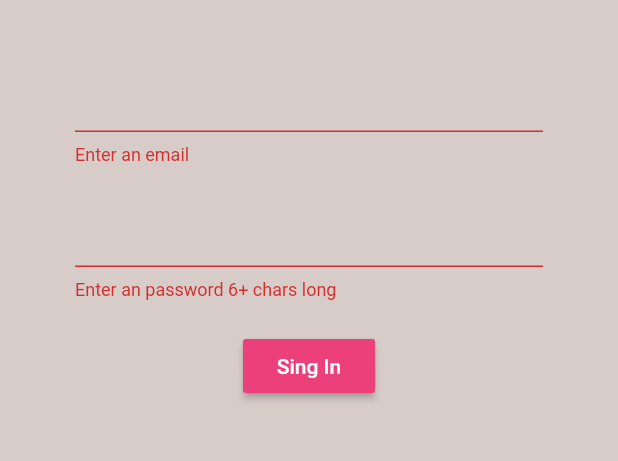
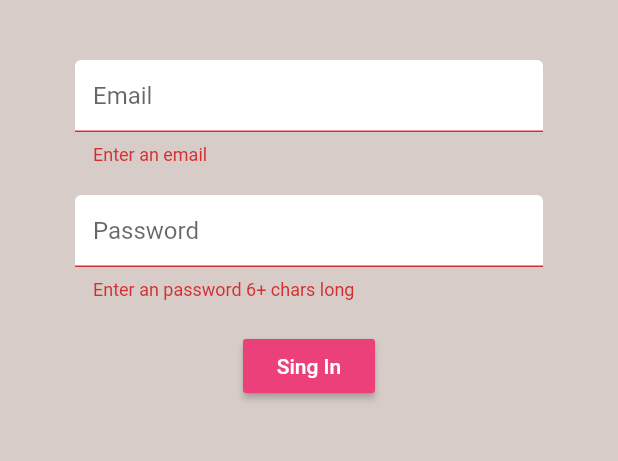
Before and after one commit to Kobietakoala/flluter_tutorial, a Flutter app: the screen it shows after launch, after a tap on "Sing In", on a phone screen of 412 x 824 dp, the part 84-545 px from its top. Run offline on Flutter 3.47's test engine with Material 2 defaults, Android fonts, the phone set to English and light mode, and no system bars; our stand-ins replace firebase_auth, flutter_spinkit; accounts and stored records are empty.

Commit message:
register and sign in styles

```diff
--- a/brew_crew/lib/screens/authenticate/register.dart
+++ b/brew_crew/lib/screens/authenticate/register.dart
@@ -1,6 +1,6 @@
 import 'package:brew_crew/services/auth.dart';
 import 'package:flutter/material.dart';
-
+import 'package:brew_crew/shared/constants.dart';
 
 class Register extends StatefulWidget {
   final Function toggleView;
@@ -49,6 +49,7 @@ class _RegisterState extends State<Register> {
               children: [
                 SizedBox(height: 20.0,),
                 TextFormField(
+                  decoration: textInputDecoration.copyWith(hintText: 'Email'),
                   onChanged: (value) {
                     setState(() => email = value);
                   },
@@ -58,6 +59,7 @@ class _RegisterState extends State<Register> {
                 ),
                 SizedBox(height: 20.0,),
                 TextFormField(
+                  decoration: textInputDecoration.copyWith(hintText: 'Password'),
                   obscureText: true,
                   onChanged: (value) {
                     setState(() => password = value);
--- a/brew_crew/lib/screens/authenticate/sign_in.dart
+++ b/brew_crew/lib/screens/authenticate/sign_in.dart
@@ -1,5 +1,6 @@
 import 'package:brew_crew/services/auth.dart';
 import 'package:flutter/material.dart';
+import 'package:brew_crew/shared/constants.dart';
 
 
 class SignIn extends StatefulWidget {
@@ -50,6 +51,7 @@ class _SignInState extends State<SignIn> {
               children: [
                 SizedBox(height: 20.0,),
                 TextFormField(
+                  decoration: textInputDecoration.copyWith(hintText: 'Email'),
                   onChanged: (value) {
                     setState(() => email = value);
                   },
@@ -59,6 +61,7 @@ class _SignInState extends State<SignIn> {
                 ),
                 SizedBox(height: 20.0,),
                 TextFormField(
+                  decoration: textInputDecoration.copyWith(hintText: 'Password'),
                   obscureText: true,
                   onChanged: (value) {
                     setState(() => password = value);
--- /dev/null
+++ b/brew_crew/lib/shared/constants.dart
@@ -0,0 +1,12 @@
+import 'package:flutter/material.dart';
+
+const textInputDecoration =  InputDecoration(
+    fillColor: Colors.white,
+    filled: true,
+    enabledBorder: OutlineInputBorder(
+      borderSide: BorderSide(color: Colors.white, width: 2.0),
+    ),
+    focusedBorder: OutlineInputBorder(
+      borderSide: BorderSide(color: Colors.pink, width: 2.0),
+    )
+);
```
